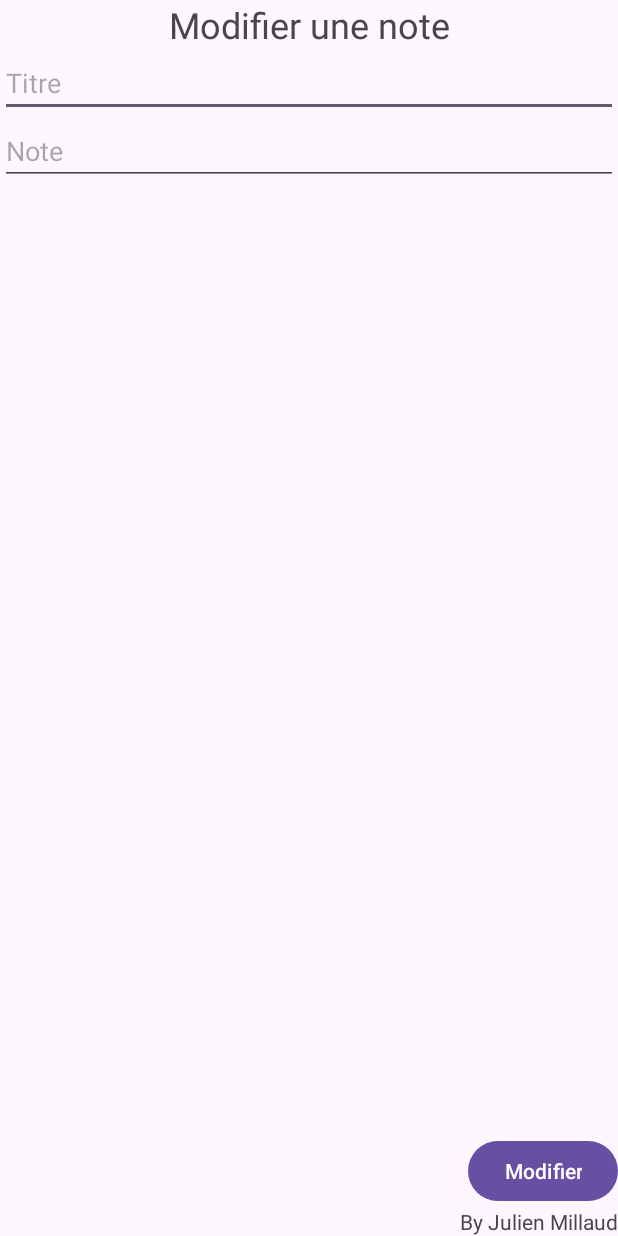
After one commit to JulienNirxo/mds-blocnotekotlin, an Android app built with Jetpack Compose: the edit_note screen opened directly, with no data from a screen before it, on a phone screen of 412 x 824 dp. The commit adds this screen. Run offline under Robolectric (Android 15) with nearby library versions, the phone set to English and light mode, and no system bars.

Commit message:
[FEAT] edit note

```diff
--- a/app/src/main/AndroidManifest.xml
+++ b/app/src/main/AndroidManifest.xml
@@ -12,6 +12,9 @@
         android:supportsRtl="true"
         android:theme="@style/Theme.MyBlocNoteInKotlin"
         tools:targetApi="31">
+        <activity
+            android:name=".edit_note"
+            android:exported="false" />
         <activity
             android:name=".add_note"
             android:exported="false"
--- a/app/src/main/java/com/example/myblocnoteinkotlin/add_note.kt
+++ b/app/src/main/java/com/example/myblocnoteinkotlin/add_note.kt
@@ -22,12 +22,14 @@ class add_note : AppCompatActivity() {
             val editTextValueNote: String = EditTextNote.getText().toString()
 
             val intentAccueil = getIntent()
-            val list = intent.getStringArrayListExtra("list")
+            val listTitre = intentAccueil.getStringArrayListExtra("listTitre")
+            val listNote = intentAccueil.getStringArrayListExtra("listNote")
 
             val intent = Intent(applicationContext, MainActivity::class.java);
             intent.putExtra("titre", editTextValueTitre)
             intent.putExtra("note", editTextValueNote)
-            intent.putStringArrayListExtra("list", list)
+            intent.putStringArrayListExtra("listTitre", listTitre)
+            intent.putStringArrayListExtra("listNote", listNote)
             startActivity(intent);
         }
     }
--- /dev/null
+++ b/app/src/main/java/com/example/myblocnoteinkotlin/edit_note.kt
@@ -0,0 +1,43 @@
+package com.example.myblocnoteinkotlin
+
+import android.content.Intent
+import android.os.Bundle
+import android.widget.Button
+import android.widget.EditText
+import androidx.appcompat.app.AppCompatActivity
+
+class edit_note : AppCompatActivity() {
+    override fun onCreate(savedInstanceState: Bundle?) {
+        super.onCreate(savedInstanceState)
+        setContentView(R.layout.activity_edit_note)
+
+        // Initialisation des composants
+        val btnEditNote = findViewById<Button>(R.id.btnEdit)
+        val EditTextTitre = findViewById<EditText>(R.id.EditTextTitre)
+        val EditTextNote = findViewById<EditText>(R.id.EditTextNote)
+
+        //Récup des données
+        val intent = getIntent()
+        val titre = intent.getStringExtra("titre")
+        val note = intent.getStringExtra("note")
+        val listTitre = intent.getStringArrayListExtra("listTitre")
+        val listNote = intent.getStringArrayListExtra("listNote")
+
+        //Modif des editText
+        EditTextTitre.setText(titre)
+        EditTextNote.setText(note)
+
+        //Sauvegarde des modifs
+        btnEditNote.setOnClickListener {
+            val editedTitre: String = EditTextTitre.text.toString()
+            val editedNote: String = EditTextNote.text.toString()
+
+            val intentAccueil = Intent(this, MainActivity::class.java)
+            intentAccueil.putExtra("titre", editedTitre)
+            intentAccueil.putExtra("note", editedNote)
+            intentAccueil.putStringArrayListExtra("listTitre", listTitre)
+            intentAccueil.putStringArrayListExtra("listNote", listNote)
+            startActivity(intentAccueil)
+        }
+    }
+}
--- /dev/null
+++ b/app/src/main/res/layout/activity_edit_note.xml
@@ -0,0 +1,52 @@
+<?xml version="1.0" encoding="utf-8"?>
+<androidx.constraintlayout.widget.ConstraintLayout xmlns:android="http://schemas.android.com/apk/res/android"
+    xmlns:app="http://schemas.android.com/apk/res-auto"
+    xmlns:tools="http://schemas.android.com/tools"
+    android:layout_width="match_parent"
+    android:layout_height="match_parent"
+    tools:context=".add_note">
+
+    <Button
+        android:id="@+id/btnEdit"
+        android:layout_width="wrap_content"
+        android:layout_height="wrap_content"
+        android:text="Modifier"
+        app:layout_constraintBottom_toTopOf="@+id/textViewByJulien2"
+        app:layout_constraintEnd_toEndOf="parent" />
+
+    <TextView
+        android:id="@+id/textViewByJulien2"
+        android:layout_width="wrap_content"
+        android:layout_height="wrap_content"
+        android:text="By Julien Millaud"
+        android:textSize="14sp"
+        app:layout_constraintBottom_toBottomOf="parent"
+        app:layout_constraintEnd_toEndOf="parent" />
+
+    <TextView
+        android:id="@+id/textView3"
+        android:layout_width="wrap_content"
+        android:layout_height="wrap_content"
+        android:text="Modifier une note"
+        android:textSize="24sp"
+        app:layout_constraintEnd_toEndOf="parent"
+        app:layout_constraintStart_toStartOf="parent"
+        app:layout_constraintTop_toTopOf="parent" />
+
+
+    <EditText
+        android:id="@+id/EditTextTitre"
+        android:layout_width="match_parent"
+        android:layout_height="wrap_content"
+        android:hint="Titre"
+        app:layout_constraintTop_toBottomOf="@+id/textView3"
+        tools:layout_editor_absoluteX="-16dp" />
+
+    <EditText
+        android:id="@+id/EditTextNote"
+        android:layout_width="match_parent"
+        android:layout_height="wrap_content"
+        android:hint="Note"
+        app:layout_constraintTop_toBottomOf="@+id/EditTextTitre" />
+
+</androidx.constraintlayout.widget.ConstraintLayout>
```
Also changed, not shown: app/src/main/java/com/example/myblocnoteinkotlin/MainActivity.kt (+35 -9 lines).
